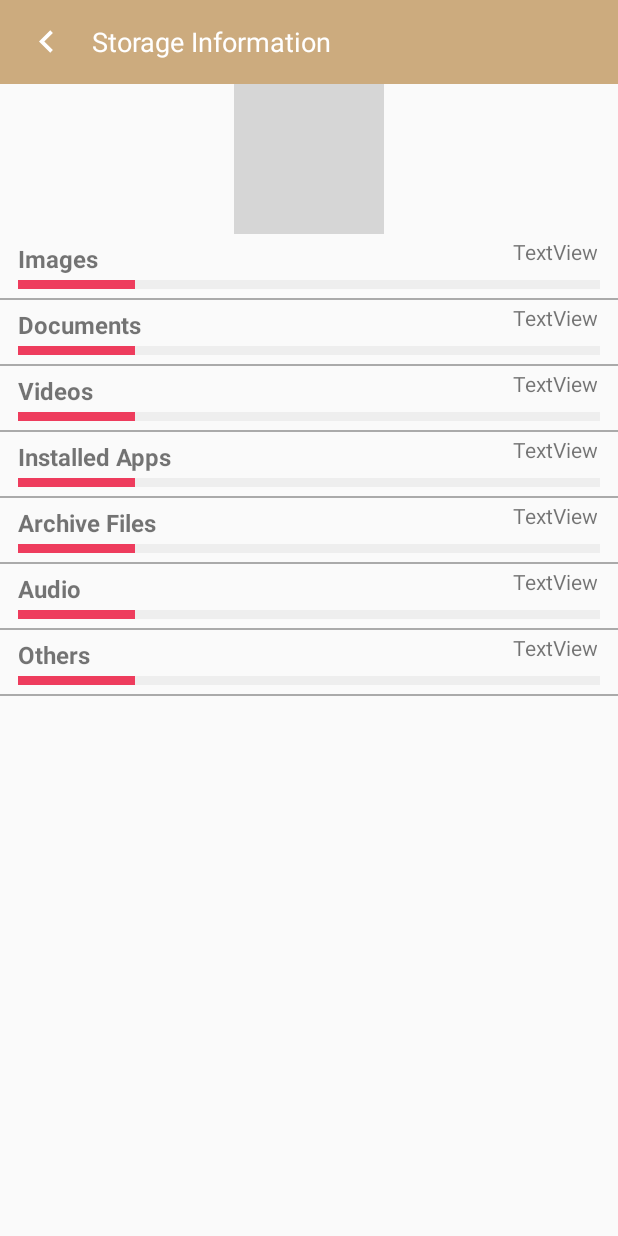
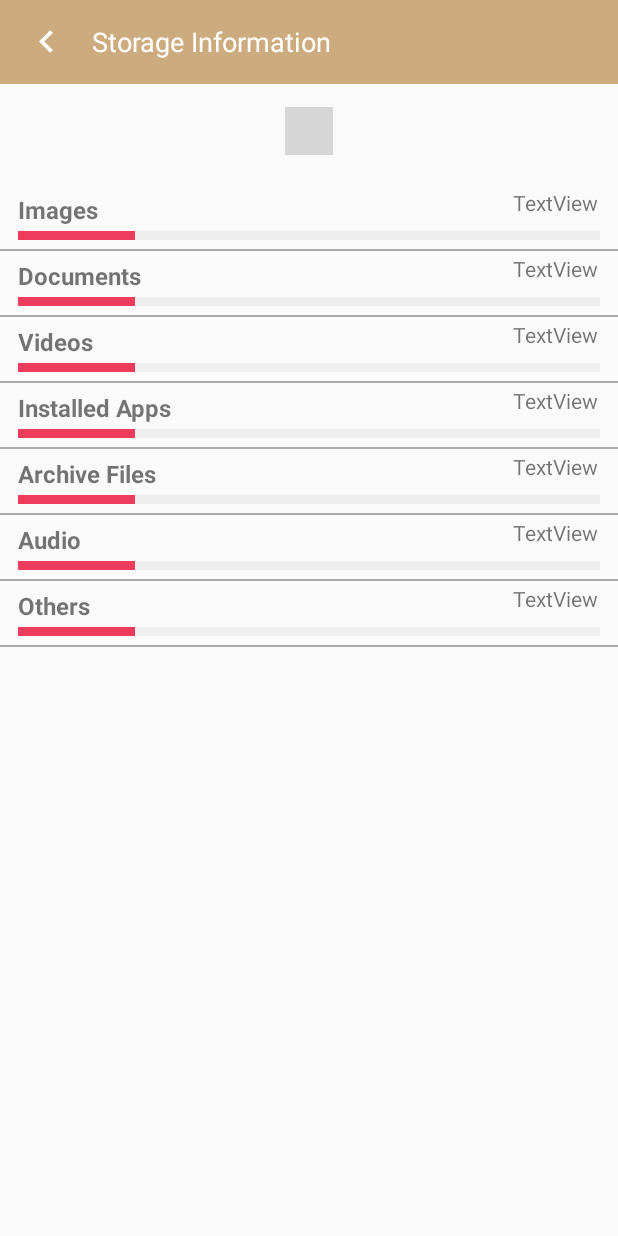
Before and after one commit to Yarinov/File-Manager-App, an Android app: the StorageInfoActivity screen opened directly, with no data from a screen before it, on a phone screen of 412 x 824 dp. Run offline under Robolectric (Android 15) with nearby library versions, the phone set to English and light mode, and no system bars; libraries missing offline, so code that uses them is left out: com.hedan.piechart_library; plain views replace PieChart_View; 11 statements that could not run were skipped; grey boxes are pictures that could not be loaded.

```diff
--- a/app/build.gradle
+++ b/app/build.gradle
@@ -30,5 +30,6 @@ dependencies {
     implementation 'com.google.android.material:material:1.0.0'
     implementation 'com.github.ithedan:HeDan_Piechart:v2.0'
     implementation 'com.github.bumptech.glide:glide:4.3.1'
+    implementation 'com.squareup.picasso:picasso:2.71828'
 
 }
--- a/app/src/main/res/layout/activity_image_list.xml
+++ b/app/src/main/res/layout/activity_image_list.xml
@@ -50,6 +50,7 @@
         android:layout_width="match_parent"
         android:layout_height="match_parent"
         android:layout_margin="10sp"
-        android:numColumns="2"/>
+        android:numColumns="3"
+        android:scrollbars="none"/>
 
 </LinearLayout>
--- a/app/src/main/res/layout/activity_storage_info.xml
+++ b/app/src/main/res/layout/activity_storage_info.xml
@@ -47,7 +47,10 @@
         android:layout_height="wrap_content"
         android:layout_centerInParent="true"
         android:layout_gravity="center"
-        android:padding="50dp"
+        android:layout_marginLeft="15sp"
+        android:layout_marginTop="15sp"
+        android:layout_marginRight="15sp"
+        android:layout_marginBottom="20sp"
         app:alphaPieColor="#fff"
         app:alphaPieTran="100"
         app:alphaWidth="10dp"
@@ -59,7 +62,7 @@
         app:nameColor="@color/colorPrimaryDark"
         app:nameOrientation="horizontal"
         app:nameSize="16sp"
-        app:pieChartWidth="70dp"
+        app:pieChartWidth="65dp"
         app:segmentAngle="0.5"
         app:startAngle="270"
         app:textColor="#fff"
```
Also changed, not shown: app/src/main/java/com/yarinov/filemanagerapp/Image/Adapter_PhotosFolder.java (+5 -2 lines), app/src/main/java/com/yarinov/filemanagerapp/Image/GridViewAdapter.java (+5 -2 lines), app/src/main/res/layout/adapter_photosfolder.xml (+9 -5 lines).
